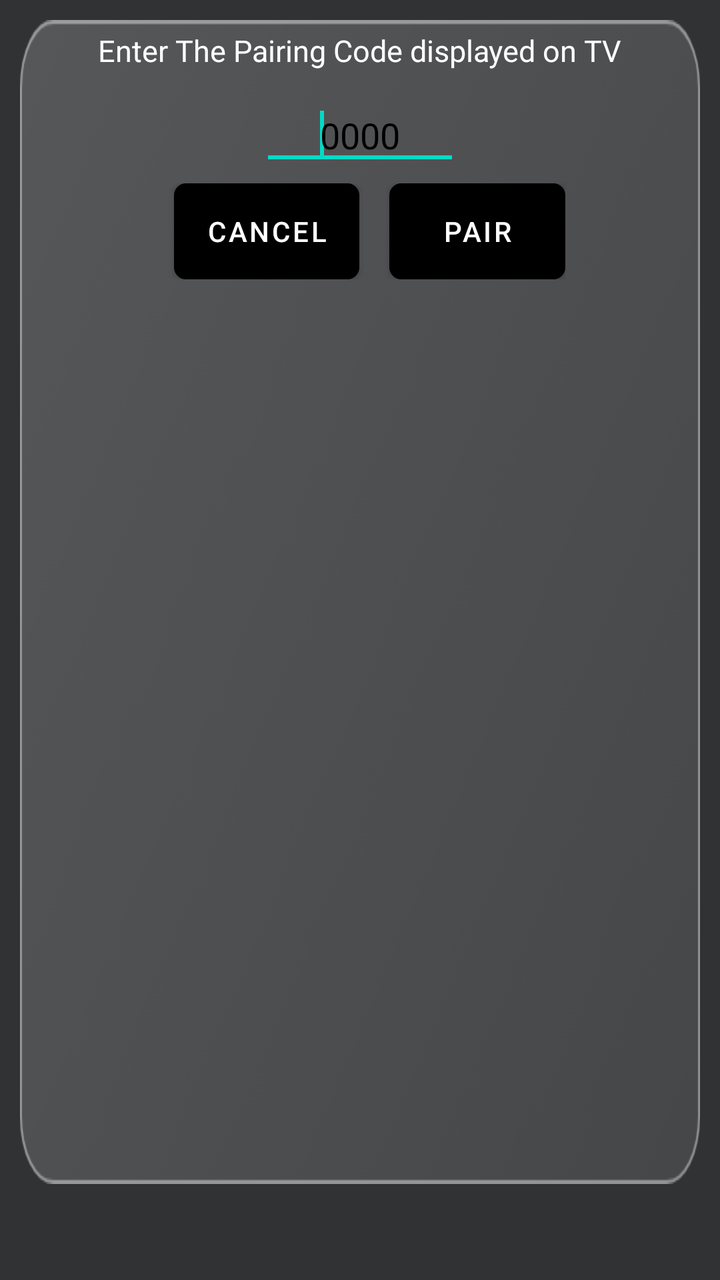
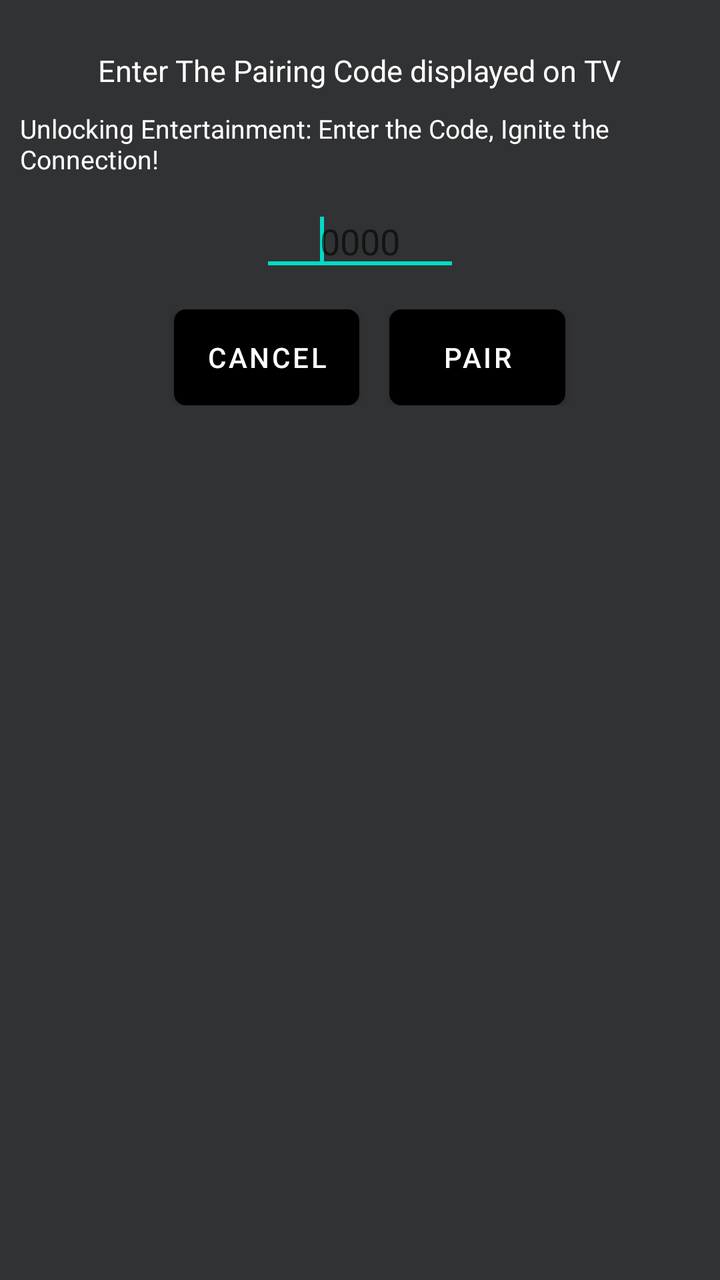

Before-and-after screenshots of an Android layout around one commit, followed by the original layout XML and the change that was made.
<!-- AndroidManifest.xml: application theme Theme.LgAndRukoMirror -->
<!-- res/layout/fragment_pairing.xml -->
<?xml version="1.0" encoding="utf-8"?>
<RelativeLayout xmlns:android="http://schemas.android.com/apk/res/android"
    android:layout_width="match_parent"
    android:layout_height="match_parent"
    android:background="@color/app_color"
    android:orientation="vertical">

    <RelativeLayout
        android:layout_width="match_parent"
        android:layout_height="wrap_content"
        android:layout_margin="10dp"
        android:background="@drawable/pairing_bg">

        <TextView
            android:id="@+id/pairing_text"
            android:layout_width="wrap_content"
            android:layout_height="wrap_content"
            android:layout_centerHorizontal="true"
            android:layout_marginTop="5dp"
            android:layout_marginBottom="10dp"
            android:text="@string/pairing_explanation"
            android:textColor="@color/white"
            android:textSize="15dp" />

        <EditText
            android:id="@+id/pairing_pin"
            android:layout_width="wrap_content"
            android:layout_height="wrap_content"
            android:layout_below="@+id/pairing_text"
            android:layout_centerHorizontal="true"
            android:focusable="true"
            android:focusableInTouchMode="true"
            android:hint="@string/pairing_pin_hint"
            android:inputType="number"
            android:paddingLeft="30dp"
            android:paddingRight="30dp"
            android:textColor="@color/black"
            android:textColorHint="@color/black">

            <requestFocus />
        </EditText>


        <LinearLayout
            android:layout_width="wrap_content"
            android:layout_height="wrap_content"
            android:layout_below="@+id/pairing_pin"
            android:layout_centerHorizontal="true"
            android:layout_marginTop="5dp"
            android:orientation="horizontal">

            <Button
                android:id="@+id/pairing_cancel"
                android:layout_width="wrap_content"
                android:layout_height="wrap_content"
                android:layout_marginHorizontal="10dp"
                android:background="@drawable/oval_buttons_fs"
                android:singleLine="true"
                android:text="Cancel" />

            <Button
                android:id="@+id/pairing_ok"
                android:layout_width="wrap_content"
                android:layout_height="wrap_content"
                android:layout_marginLeft="5dp"
                android:background="@drawable/oval_buttons_fs"
                android:singleLine="true"
                android:text="Pair" />

        </LinearLayout>
    </RelativeLayout>

</RelativeLayout>
<!-- resources referenced by this layout -->
<resources>
  <color name="app_color">#313234</color>
  <color name="black">#FF000000</color>
  <color name="white">#FFFFFFFF</color>
  <!-- drawable oval_buttons_fs (drawable) -->
  <?xml version="1.0" encoding="utf-8"?>
  <selector xmlns:android="http://schemas.android.com/apk/res/android" xmlns:app="http://schemas.android.com/apk/res-auto" xmlns:aapt="http://schemas.android.com/aapt">
      <item android:state_pressed="false">
          <shape>
              <stroke android:width="2dp" android:color="@color/black"/>
              <corners android:radius="5dp"/>
              <solid android:color="#FFFFFF"/>
          </shape>
      </item>
      <item android:state_pressed="true">
          <shape>
              <stroke android:width="2dp" android:color="#000000"/>
              <corners android:radius="10dp"/>
              <solid android:color="#263238"/>
          </shape>
      </item>
  </selector>
  <!-- drawable pairing_bg: png bitmap (drawable, 26103 bytes) -->
  <string name="pairing_explanation">Enter The Pairing Code displayed on TV</string>
  <string name="pairing_pin_hint">0000</string>
  <style name="Theme.LgAndRukoMirror" parent="Theme.MaterialComponents.DayNight.NoActionBar">
          
          <item name="colorPrimary">@color/purple_500</item>
          <item name="colorPrimaryVariant">@color/purple_700</item>
          <item name="colorOnPrimary">@color/white</item>
          
          <item name="colorSecondary">@color/teal_200</item>
          <item name="colorSecondaryVariant">@color/teal_700</item>
          <item name="colorOnSecondary">@color/black</item>
          
          <item name="android:statusBarColor">?attr/colorPrimaryVariant</item>
          
      </style>
  <color name="purple_500">#000000</color>
  <color name="purple_700">#000000</color>
  <color name="teal_200">#FF03DAC5</color>
  <color name="teal_700">#FF018786</color>
</resources>

<!-- the commit's change to res/layout/fragment_pairing.xml (unified diff, before → after) -->
@@ -9,24 +9,37 @@
         android:layout_width="match_parent"
         android:layout_height="wrap_content"
         android:layout_margin="10dp"
-        android:background="@drawable/pairing_bg">
+        android:layout_alignParentStart="true"
+        android:layout_alignParentEnd="true"
+        android:layout_alignParentTop="true"
+       >
 
         <TextView
             android:id="@+id/pairing_text"
             android:layout_width="wrap_content"
             android:layout_height="wrap_content"
             android:layout_centerHorizontal="true"
-            android:layout_marginTop="5dp"
+            android:layout_marginTop="15dp"
             android:layout_marginBottom="10dp"
             android:text="@string/pairing_explanation"
             android:textColor="@color/white"
             android:textSize="15dp" />
+        <TextView
+            android:id="@+id/pairing_desc"
+            android:layout_width="wrap_content"
+            android:layout_height="wrap_content"
+            android:layout_centerHorizontal="true"
+            android:layout_below="@id/pairing_text"
+            android:layout_marginBottom="10dp"
+            android:text="Unlocking Entertainment: Enter the Code, Ignite the Connection!"
+            android:textColor="@color/white"
+            android:textSize="13dp" />
 
         <EditText
             android:id="@+id/pairing_pin"
             android:layout_width="wrap_content"
             android:layout_height="wrap_content"
-            android:layout_below="@+id/pairing_text"
+            android:layout_below="@+id/pairing_desc"
             android:layout_centerHorizontal="true"
             android:focusable="true"
             android:focusableInTouchMode="true"
@@ -34,19 +47,20 @@
             android:inputType="number"
             android:paddingLeft="30dp"
             android:paddingRight="30dp"
-            android:textColor="@color/black"
-            android:textColorHint="@color/black">
+            android:textColor="@color/white"
+            >
 
             <requestFocus />
         </EditText>
 
 
         <LinearLayout
-            android:layout_width="wrap_content"
+            android:layout_width="match_parent"
             android:layout_height="wrap_content"
+            android:gravity="center"
             android:layout_below="@+id/pairing_pin"
             android:layout_centerHorizontal="true"
-            android:layout_marginTop="5dp"
+            android:layout_marginTop="15dp"
             android:orientation="horizontal">
 
             <Button
<!-- resource entries referenced after the edit -->
@@ -21,7 +21,6 @@
           </shape>
       </item>
   </selector>
-  <!-- drawable pairing_bg: png bitmap (drawable, 26103 bytes) -->
   <string name="pairing_explanation">Enter The Pairing Code displayed on TV</string>
   <string name="pairing_pin_hint">0000</string>
   <style name="Theme.LgAndRukoMirror" parent="Theme.MaterialComponents.DayNight.NoActionBar">
